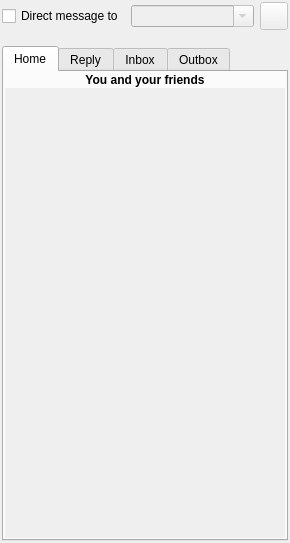
The window that src/timelinewidget_base.ui (KDE/choqok) describes before a commit, drawn with Qt 5.
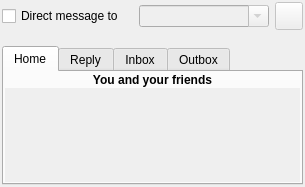
The same window after the commit. Custom widgets are drawn as their Qt base class.

Commit message: choqoK -> Choqok

Diff of the .ui file:
```diff
--- a/src/timelinewidget_base.ui
+++ b/src/timelinewidget_base.ui
@@ -1,12 +1,12 @@
 <ui version="4.0" >
  <class>timelinewidget_base</class>
- <widget class="QWidget" name="timelinewidget_base" >
-  <property name="geometry" >
+ <widget class="QWidget" name="timelinewidget_base">
+  <property name="geometry">
    <rect>
     <x>0</x>
-    <y>0</y>
-    <width>290</width>
-    <height>543</height>
+    <y>178</y>
+    <width>305</width>
+    <height>187</height>
    </rect>
   </property>
   <property name="sizePolicy" >
@@ -139,13 +139,13 @@
          <property name="widgetResizable" >
           <bool>true</bool>
          </property>
-         <widget class="QWidget" name="frameHome" >
-          <property name="geometry" >
+         <widget class="QWidget" name="frameHome">
+          <property name="geometry">
            <rect>
             <x>0</x>
             <y>0</y>
-            <width>276</width>
-            <height>447</height>
+            <width>291</width>
+            <height>83</height>
            </rect>
           </property>
           <layout class="QVBoxLayout" name="verticalLayout_5" >
@@ -481,16 +481,16 @@
   </layout>
  </widget>
  <customwidgets>
-  <customwidget>
-   <class>KComboBox</class>
-   <extends>QComboBox</extends>
-   <header>kcombobox.h</header>
-  </customwidget>
   <customwidget>
    <class>KPushButton</class>
    <extends>QPushButton</extends>
    <header>kpushbutton.h</header>
   </customwidget>
+  <customwidget>
+   <class>KComboBox</class>
+   <extends>QComboBox</extends>
+   <header>kcombobox.h</header>
+  </customwidget>
   <customwidget>
    <class>KTabWidget</class>
    <extends>QTabWidget</extends>
```
Left out of the diff: 321 changed lines with no effect on the pictures.
